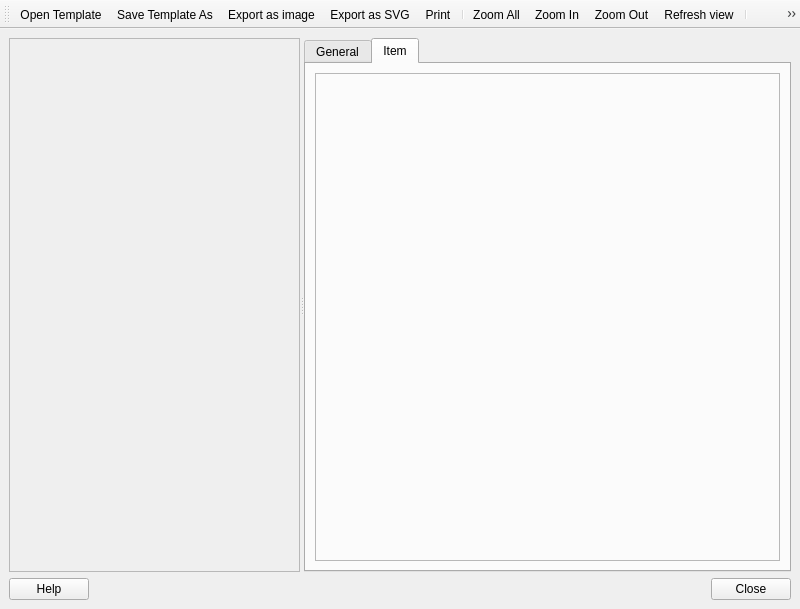
This is src/ui/qgscomposerbase.ui in stopa85/Quantum-GIS as Qt 5 draws it before an edit. The edited form follows.
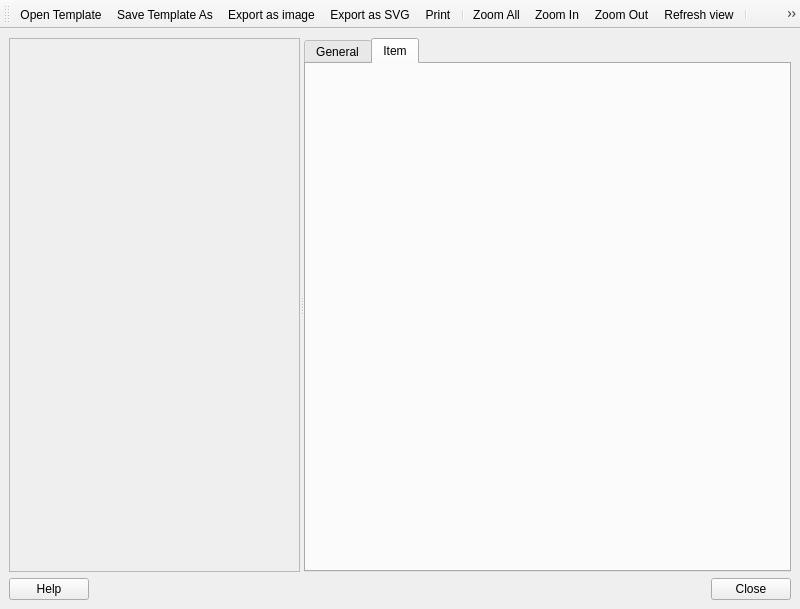
This is the edited form. The open tabs and pages were chosen to show the change. Icons and pictures are not drawn.

The edit to the form file:
```diff
--- a/src/ui/qgscomposerbase.ui
+++ b/src/ui/qgscomposerbase.ui
@@ -35,9 +35,7 @@
       </widget>
       <widget class="QTabWidget" name="mOptionsTabWidget" >
        <property name="sizePolicy" >
-        <sizepolicy>
-         <hsizetype>7</hsizetype>
-         <vsizetype>7</vsizetype>
+        <sizepolicy vsizetype="Expanding" hsizetype="Expanding" >
          <horstretch>0</horstretch>
          <verstretch>0</verstretch>
         </sizepolicy>
@@ -118,17 +116,25 @@
          <property name="margin" >
           <number>9</number>
          </property>
-         <property name="spacing" >
+         <property name="topMargin" >
+          <number>9</number>
+         </property>
+         <property name="rightMargin" >
+          <number>9</number>
+         </property>
+         <property name="bottomMargin" >
+          <number>9</number>
+         </property>
+         <property name="horizontalSpacing" >
+          <number>6</number>
+         </property>
+         <property name="verticalSpacing" >
           <number>6</number>
          </property>
          <item row="0" column="0" >
-          <widget class="QFrame" name="mItemOptionsFrame" >
-           <property name="frameShape" >
-            <enum>QFrame::StyledPanel</enum>
-           </property>
-           <property name="frameShadow" >
-            <enum>QFrame::Raised</enum>
-           </property>
+          <widget class="QStackedWidget" name="mItemStackedWidget" >
+           <widget class="QWidget" name="page" />
+           <widget class="QWidget" name="page_2" />
           </widget>
          </item>
         </layout>
```
Left out of the diff: 63 changed lines with no effect on the pictures.
